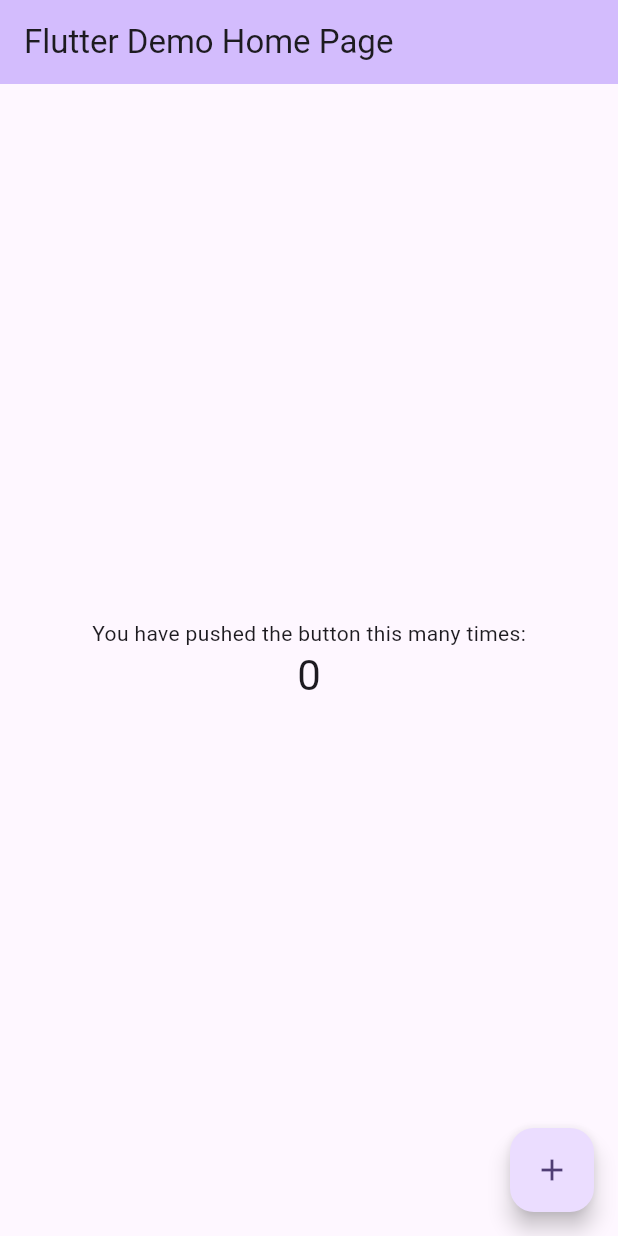
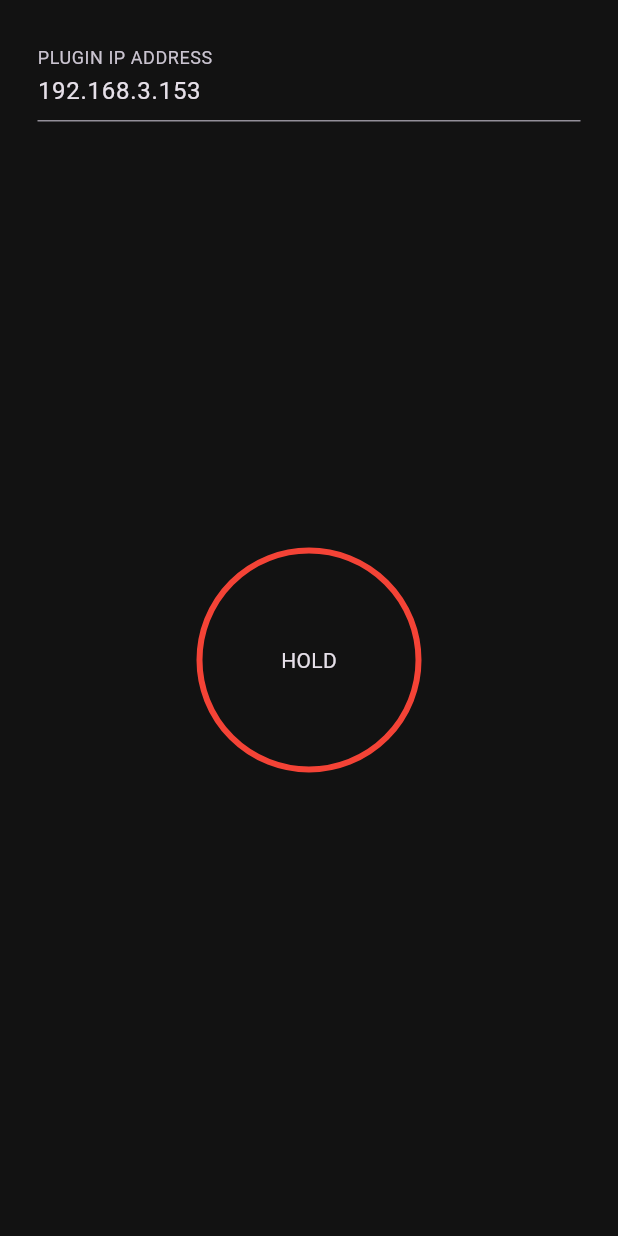
Before and after one commit to JavierVillatoro/granular_remote, a Flutter app: the screen it shows after launch, on a phone screen of 412 x 824 dp. Run offline on Flutter 3.47's test engine with Material 3 defaults, Android fonts, the phone set to English and light mode, and no system bars; missing offline and left inert: record.

Commit message:
working first save

```diff
--- a/lib/main.dart
+++ b/lib/main.dart
@@ -1,122 +1,120 @@
 import 'package:flutter/material.dart';
+import 'dart:async';
+import 'package:record/record.dart';
+import 'package:http/http.dart' as http;
+import 'package:path_provider/path_provider.dart';
+import 'dart:io';
 
-void main() {
-  runApp(const MyApp());
-}
+void main() => runApp(const GranularRemoteApp());
 
-class MyApp extends StatelessWidget {
-  const MyApp({super.key});
+class GranularRemoteApp extends StatelessWidget {
+  const GranularRemoteApp({super.key});
 
-  // This widget is the root of your application.
   @override
   Widget build(BuildContext context) {
     return MaterialApp(
-      title: 'Flutter Demo',
-      theme: ThemeData(
-        // This is the theme of your application.
-        //
-        // TRY THIS: Try running your application with "flutter run". You'll see
-        // the application has a purple toolbar. Then, without quitting the app,
-        // try changing the seedColor in the colorScheme below to Colors.green
-        // and then invoke "hot reload" (save your changes or press the "hot
-        // reload" button in a Flutter-supported IDE, or press "r" if you used
-        // the command line to start the app).
-        //
-        // Notice that the counter didn't reset back to zero; the application
-        // state is not lost during the reload. To reset the state, use hot
-        // restart instead.
-        //
-        // This works for code too, not just values: Most code changes can be
-        // tested with just a hot reload.
-        colorScheme: .fromSeed(seedColor: Colors.deepPurple),
+      theme: ThemeData.dark().copyWith(
+        scaffoldBackgroundColor: const Color(0xff121212),
+        primaryColor: Colors.cyan,
       ),
-      home: const MyHomePage(title: 'Flutter Demo Home Page'),
+      home: const RemoteScreen(),
     );
   }
 }
 
-class MyHomePage extends StatefulWidget {
-  const MyHomePage({super.key, required this.title});
-
-  // This widget is the home page of your application. It is stateful, meaning
-  // that it has a State object (defined below) that contains fields that affect
-  // how it looks.
-
-  // This class is the configuration for the state. It holds the values (in this
-  // case the title) provided by the parent (in this case the App widget) and
-  // used by the build method of the State. Fields in a Widget subclass are
-  // always marked "final".
-
-  final String title;
+class RemoteScreen extends StatefulWidget {
+  const RemoteScreen({super.key});
 
   @override
-  State<MyHomePage> createState() => _MyHomePageState();
+  State<RemoteScreen> createState() => _RemoteScreenState();
 }
 
-class _MyHomePageState extends State<MyHomePage> {
-  int _counter = 0;
+// ... (tus imports igual)
 
-  void _incrementCounter() {
-    setState(() {
-      // This call to setState tells the Flutter framework that something has
-      // changed in this State, which causes it to rerun the build method below
-      // so that the display can reflect the updated values. If we changed
-      // _counter without calling setState(), then the build method would not be
-      // called again, and so nothing would appear to happen.
-      _counter++;
-    });
+// Reemplaza tu clase _RemoteScreenState por esta:
+class _RemoteScreenState extends State<RemoteScreen> {
+  final AudioRecorder audioRecorder = AudioRecorder();
+  final TextEditingController ipController = TextEditingController(text: "192.168.3.153"); // Tu IP de la captura
+  String selectedLayer = "L1";
+  bool isRecording = false;
+
+  // Enviar audio como BYTES PUROS (para que tu JUCE lo entienda fácil)
+  Future<void> sendAudioToPlugin(String filePath) async {
+    final url = Uri.parse('http://${ipController.text}:8080');
+    try {
+      final fileBytes = await File(filePath).readAsBytes();
+      final response = await http.post(
+        url,
+        headers: {
+          'Content-Type': 'audio/wav',
+          'layer': selectedLayer, // Pasamos la capa en la cabecera
+        },
+        body: fileBytes,
+      );
+
+      if (response.statusCode == 200) {
+        print("¡Audio enviado con éxito!");
+      }
+    } catch (e) {
+      print("Error de envío: $e");
+    }
   }
 
   @override
   Widget build(BuildContext context) {
-    // This method is rerun every time setState is called, for instance as done
-    // by the _incrementCounter method above.
-    //
-    // The Flutter framework has been optimized to make rerunning build methods
-    // fast, so that you can just rebuild anything that needs updating rather
-    // than having to individually change instances of widgets.
     return Scaffold(
-      appBar: AppBar(
-        // TRY THIS: Try changing the color here to a specific color (to
-        // Colors.amber, perhaps?) and trigger a hot reload to see the AppBar
-        // change color while the other colors stay the same.
-        backgroundColor: Theme.of(context).colorScheme.inversePrimary,
-        // Here we take the value from the MyHomePage object that was created by
-        // the App.build method, and use it to set our appbar title.
-        title: Text(widget.title),
-      ),
-      body: Center(
-        // Center is a layout widget. It takes a single child and positions it
-        // in the middle of the parent.
+      // ... (tu AppBar igual)
+      body: Padding(
+        padding: const EdgeInsets.all(25.0),
         child: Column(
-          // Column is also a layout widget. It takes a list of children and
-          // arranges them vertically. By default, it sizes itself to fit its
-          // children horizontally, and tries to be as tall as its parent.
-          //
-          // Column has various properties to control how it sizes itself and
-          // how it positions its children. Here we use mainAxisAlignment to
-          // center the children vertically; the main axis here is the vertical
-          // axis because Columns are vertical (the cross axis would be
-          // horizontal).
-          //
-          // TRY THIS: Invoke "debug painting" (choose the "Toggle Debug Paint"
-          // action in the IDE, or press "p" in the console), to see the
-          // wireframe for each widget.
-          mainAxisAlignment: .center,
           children: [
-            const Text('You have pushed the button this many times:'),
-            Text(
-              '$_counter',
-              style: Theme.of(context).textTheme.headlineMedium,
+            TextField(
+              controller: ipController,
+              decoration: const InputDecoration(labelText: "PLUGIN IP ADDRESS"),
             ),
+            // ... (tu Dropdown igual)
+            const Spacer(),
+            GestureDetector(
+              onLongPressStart: (_) async {
+                if (await audioRecorder.hasPermission()) {
+                  final directory = await getApplicationDocumentsPath();
+                  final path = '$directory/temp_audio.wav';
+
+                  // CONFIGURACIÓN DE GRABACIÓN REAL
+                  const config = RecordConfig(encoder: AudioEncoder.wav);
+
+                  await audioRecorder.start(config, path: path);
+                  setState(() => isRecording = true);
+                }
+              },
+              onLongPressEnd: (_) async {
+                final path = await audioRecorder.stop();
+                setState(() => isRecording = false);
+                if (path != null) {
+                  print("Grabación finalizada en: $path");
+                  sendAudioToPlugin(path);
+                }
+              },
+              child: AnimatedContainer(
+                duration: const Duration(milliseconds: 200),
+                height: 150, width: 150,
+                decoration: BoxDecoration(
+                  color: isRecording ? Colors.red : Colors.transparent,
+                  shape: BoxShape.circle,
+                  border: Border.all(color: Colors.red, width: 4),
+                ),
+                child: Center(child: Text(isRecording ? "REC" : "HOLD")),
+              ),
+            ),
+            const Spacer(),
           ],
         ),
       ),
-      floatingActionButton: FloatingActionButton(
-        onPressed: _incrementCounter,
-        tooltip: 'Increment',
-        child: const Icon(Icons.add),
-      ),
     );
   }
+
+  Future<String> getApplicationDocumentsPath() async {
+    final directory = await getTemporaryDirectory();
+    return directory.path;
+  }
 }
--- a/pubspec.yaml
+++ b/pubspec.yaml
@@ -30,7 +30,7 @@ environment:
 dependencies:
   flutter:
     sdk: flutter
-  record: ^5.1.0        # Para grabar audio y crear el .wav
+  record: ^6.1.0        # Para grabar audio y crear el .wav
   http: ^1.1.0          # Para enviar el archivo al plugin (WiFi/USB)
   path_provider: ^2.1.1 # Para saber dónde guardar el audio temporalmente
 
```
Also changed, not shown: pubspec.lock, 5 other files.
